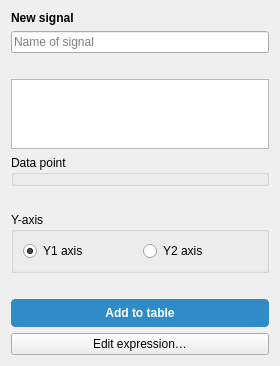
First picture: the form in src/dialogs/signaleditorpanel.ui, repository ModbusScope/ModbusScope, before the edit.
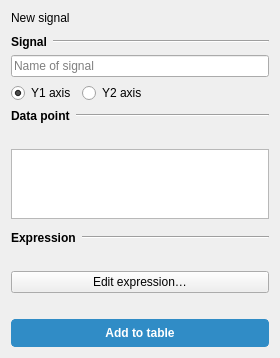
Second picture: the form after the edit.

Commit message:
Organise the Signals panel into Signal, Data point and Expression sections
Group the fields by what they affect: name and axis, the data point
list and address fields, and the expression preview with Edit
expression. The panel title is larger so it stands out from the
section headers.

The sections use plain containers instead of group boxes. In Qt 6.8 a
QGroupBox swallows the theme's button press keys even when it is not
checkable; on GNOME that includes Enter, so Enter in an address field
did not add the signal.

What changed in the file:
```diff
--- a/src/dialogs/signaleditorpanel.ui
+++ b/src/dialogs/signaleditorpanel.ui
@@ -16,10 +16,65 @@
      <property name="text">
       <string>New signal</string>
      </property>
+    </widget>
+   </item>
+   <item>
+    <spacer name="titleSpacer">
+     <property name="orientation">
+      <enum>Qt::Orientation::Vertical</enum>
+     </property>
+     <property name="sizeType">
+      <enum>QSizePolicy::Policy::Fixed</enum>
+     </property>
+     <property name="sizeHint" stdset="0">
+      <size>
+       <width>20</width>
+       <height>4</height>
+      </size>
+     </property>
+    </spacer>
+   </item>
+   <item>
+    <widget class="QWidget" name="signalSection" native="true">
+     <layout class="QVBoxLayout" name="signalLayout">
+      <property name="leftMargin">
+       <number>0</number>
+      </property>
+      <property name="topMargin">
+       <number>0</number>
+      </property>
+      <property name="rightMargin">
+       <number>0</number>
+      </property>
+      <property name="bottomMargin">
+       <number>0</number>
+      </property>
+      <item>
+       <layout class="QHBoxLayout" name="signalHeaderLayout">
+        <item>
+         <widget class="QLabel" name="lblSignalSection">
+          <property name="text">
+           <string>Signal</string>
+          </property>
      <property name="styleSheet">
       <string notr="true">QLabel { font-weight: bold; }</string>
      </property>
     </widget>
+        </item>
+        <item>
+         <widget class="Line" name="signalLine">
+          <property name="sizePolicy">
+           <sizepolicy hsizetype="Expanding" vsizetype="Fixed">
+            <horstretch>1</horstretch>
+            <verstretch>0</verstretch>
+           </sizepolicy>
+          </property>
+          <property name="orientation">
+           <enum>Qt::Orientation::Horizontal</enum>
+          </property>
+         </widget>
+        </item>
+       </layout>
    </item>
    <item>
     <widget class="QLineEdit" name="lineName">
@@ -29,6 +84,85 @@
     </widget>
    </item>
    <item>
+       <layout class="QHBoxLayout" name="axisLayout">
+        <item>
+         <widget class="QRadioButton" name="radioPrimary">
+          <property name="text">
+           <string>Y1 axis</string>
+          </property>
+          <property name="checked">
+           <bool>true</bool>
+          </property>
+         </widget>
+        </item>
+        <item>
+         <widget class="QRadioButton" name="radioSecondary">
+          <property name="text">
+           <string>Y2 axis</string>
+          </property>
+         </widget>
+        </item>
+        <item>
+         <spacer name="axisSpacer">
+          <property name="orientation">
+           <enum>Qt::Orientation::Horizontal</enum>
+          </property>
+          <property name="sizeHint" stdset="0">
+           <size>
+            <width>0</width>
+            <height>20</height>
+           </size>
+          </property>
+         </spacer>
+        </item>
+       </layout>
+      </item>
+     </layout>
+    </widget>
+   </item>
+   <item>
+    <widget class="QWidget" name="dataPointSection" native="true">
+     <layout class="QVBoxLayout" name="dataPointLayout">
+      <property name="leftMargin">
+       <number>0</number>
+      </property>
+      <property name="topMargin">
+       <number>0</number>
+      </property>
+      <property name="rightMargin">
+       <number>0</number>
+      </property>
+      <property name="bottomMargin">
+       <number>0</number>
+      </property>
+      <item>
+       <layout class="QHBoxLayout" name="dataPointHeaderLayout">
+        <item>
+         <widget class="QLabel" name="lblDataPointSection">
+          <property name="text">
+           <string>Data point</string>
+          </property>
+          <property name="styleSheet">
+           <string notr="true">QLabel { font-weight: bold; }</string>
+          </property>
+         </widget>
+        </item>
+        <item>
+         <widget class="Line" name="dataPointLine">
+          <property name="sizePolicy">
+           <sizepolicy hsizetype="Expanding" vsizetype="Fixed">
+            <horstretch>1</horstretch>
+            <verstretch>0</verstretch>
+           </sizepolicy>
+          </property>
+          <property name="orientation">
+           <enum>Qt::Orientation::Horizontal</enum>
+          </property>
+         </widget>
+        </item>
+       </layout>
+      </item>
+      <item>
     <widget class="QLabel" name="lblDataPoints">
      <property name="text">
       <string/>
@@ -55,11 +189,52 @@
     </widget>
    </item>
    <item>
-    <widget class="QGroupBox" name="addressContainer">
-     <property name="title">
-      <string>Data point</string>
-     </property>
-    </widget>
+       <widget class="QWidget" name="addressContainer" native="true"/>
+      </item>
+     </layout>
+    </widget>
+   </item>
+   <item>
+    <widget class="QWidget" name="expressionSection" native="true">
+     <layout class="QVBoxLayout" name="expressionLayout">
+      <property name="leftMargin">
+       <number>0</number>
+      </property>
+      <property name="topMargin">
+       <number>0</number>
+      </property>
+      <property name="rightMargin">
+       <number>0</number>
+      </property>
+      <property name="bottomMargin">
+       <number>0</number>
+      </property>
+      <item>
+       <layout class="QHBoxLayout" name="expressionHeaderLayout">
+        <item>
+         <widget class="QLabel" name="lblExpressionSection">
+          <property name="text">
+           <string>Expression</string>
+          </property>
+          <property name="styleSheet">
+           <string notr="true">QLabel { font-weight: bold; }</string>
+          </property>
+         </widget>
+        </item>
+        <item>
+         <widget class="Line" name="expressionLine">
+          <property name="sizePolicy">
+           <sizepolicy hsizetype="Expanding" vsizetype="Fixed">
+            <horstretch>1</horstretch>
+            <verstretch>0</verstretch>
+           </sizepolicy>
+          </property>
+          <property name="orientation">
+           <enum>Qt::Orientation::Horizontal</enum>
+          </property>
+         </widget>
+        </item>
+       </layout>
    </item>
    <item>
     <widget class="QLabel" name="lblExpression">
@@ -81,25 +256,12 @@
     </widget>
    </item>
    <item>
-    <widget class="QGroupBox" name="axisGroupBox">
-     <property name="title">
-      <string>Y-axis</string>
-     </property>
-     <layout class="QHBoxLayout" name="axisLayout">
-      <item>
-       <widget class="QRadioButton" name="radioPrimary">
+       <widget class="QPushButton" name="btnEditExpression">
         <property name="text">
-         <string>Y1 axis</string>
+         <string>Edit expression…</string>
         </property>
-        <property name="checked">
-         <bool>true</bool>
-        </property>
-       </widget>
-      </item>
-      <item>
-       <widget class="QRadioButton" name="radioSecondary">
-        <property name="text">
-         <string>Y2 axis</string>
+        <property name="autoDefault">
+         <bool>false</bool>
         </property>
        </widget>
       </item>
@@ -142,16 +304,6 @@
      </property>
     </widget>
    </item>
-   <item>
-    <widget class="QPushButton" name="btnEditExpression">
-     <property name="text">
-      <string>Edit expression…</string>
-     </property>
-     <property name="autoDefault">
-      <bool>false</bool>
-     </property>
-    </widget>
-   </item>
    <item>
     <spacer name="verticalSpacer">
      <property name="orientation">
```
Left out of the diff: 4 changed lines with no effect on the pictures. Lines whose indentation alone changed are shown as unchanged. The commit also changes 7 other files.
